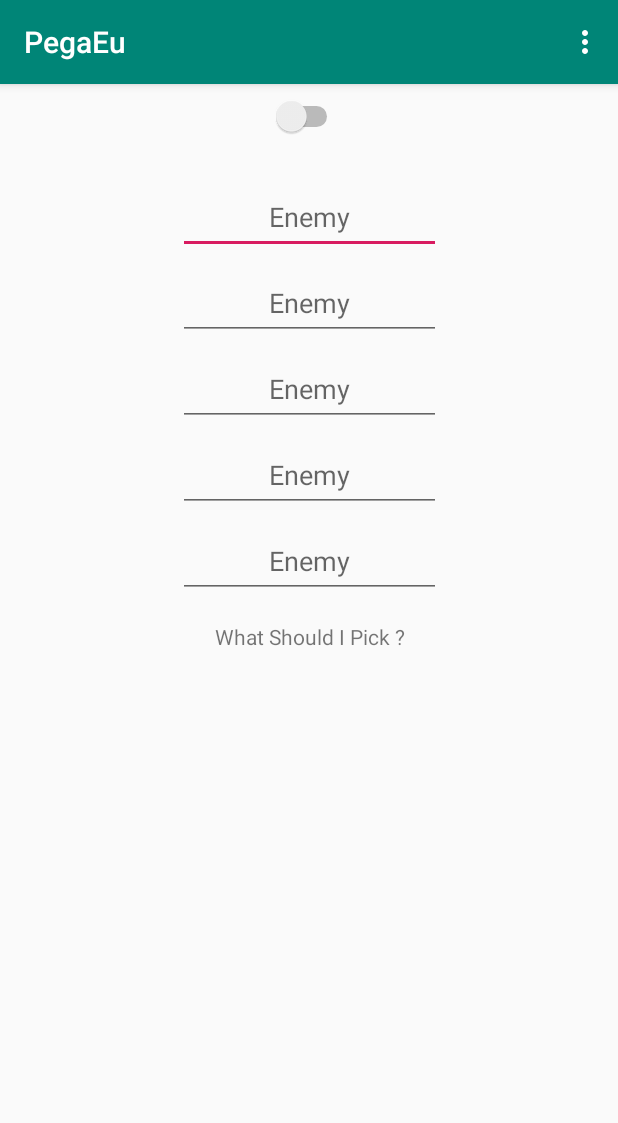
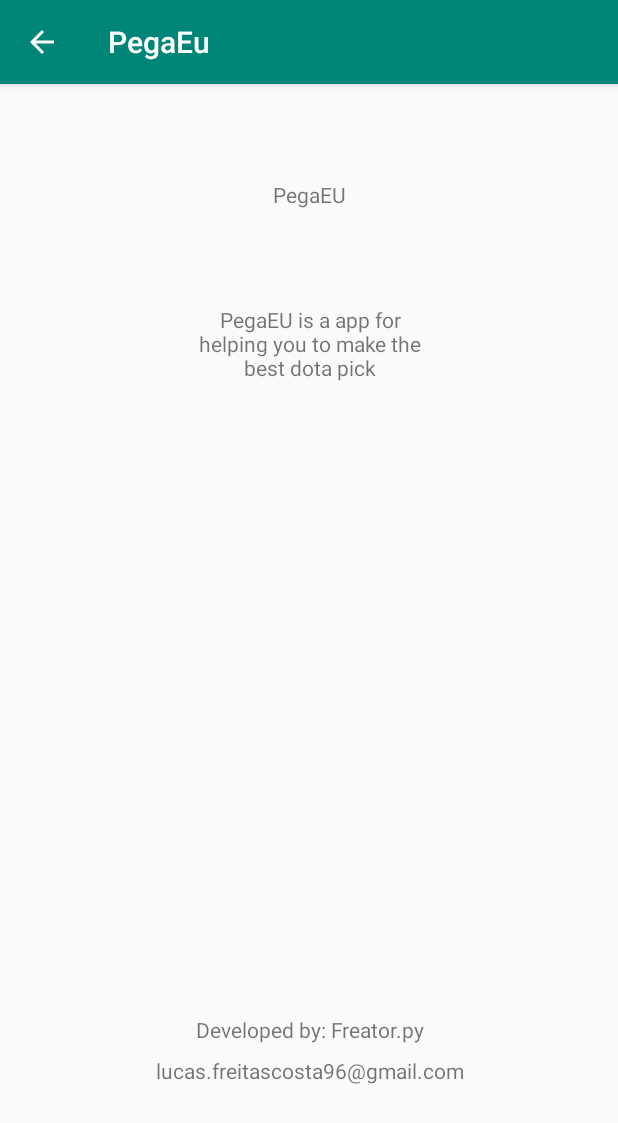
Before and after one commit to lFreitasc/mobile, an Android app: the screen it shows after launch (MainActivity before the commit, AboutActivity after it), in the options menu, after a tap on "About", on a phone screen of 412 x 824 dp. Shown: the top 1123 px of the screen. Run offline under Robolectric (Android 15) with nearby library versions, the phone set to English and light mode, and no system bars.

Commit message:
up button and pt-values

```diff
--- a/app/src/main/java/br/com/freator/pegaeu/AboutActivity.java
+++ b/app/src/main/java/br/com/freator/pegaeu/AboutActivity.java
@@ -1,7 +1,9 @@
 package br.com.freator.pegaeu;
 
+import android.support.v7.app.ActionBar;
 import android.support.v7.app.AppCompatActivity;
 import android.os.Bundle;
+import android.widget.Toolbar;
 
 public class AboutActivity extends AppCompatActivity {
 
@@ -9,5 +11,7 @@ public class AboutActivity extends AppCompatActivity {
     protected void onCreate(Bundle savedInstanceState) {
         super.onCreate(savedInstanceState);
         setContentView(R.layout.activity_about);
+
+
     }
 }
--- a/app/src/main/java/br/com/freator/pegaeu/MainActivity.java
+++ b/app/src/main/java/br/com/freator/pegaeu/MainActivity.java
@@ -74,19 +74,27 @@ public class MainActivity extends AppCompatActivity {
                 intent = new Intent(this, CrudActivity.class);
                 intent.putExtra("FakeBase", db);
                 startActivity(intent);
-                break;
+
+                return true;
 
             case R.id.listToolbar:
                 intent = new Intent(this, ListActivity.class);
 
                 startActivity(intent);
-                break;
+
+
+                return true;
 
             case R.id.aboutToolbar:
                 intent = new Intent(this, AboutActivity.class);
-                break;
+
+                startActivity(intent);
+
+                return true;
+
+            default:
+                return super.onOptionsItemSelected(item);
         }
-        return super.onOptionsItemSelected(item);
     }
 
     public void autoComplete(ArrayList<AutoCompleteTextView> autoCompleteTextViews, ArrayList<String> heroesList)
--- a/app/src/main/res/layout/activity_about.xml
+++ b/app/src/main/res/layout/activity_about.xml
@@ -6,4 +6,44 @@
     android:layout_height="match_parent"
     tools:context=".AboutActivity">
 
+    <TextView
+        android:id="@+id/textAboutName"
+        android:layout_width="wrap_content"
+        android:layout_height="wrap_content"
+        android:layout_marginTop="64dp"
+        android:text="@string/pegaEu"
+        app:layout_constraintEnd_toEndOf="parent"
+        app:layout_constraintStart_toStartOf="parent"
+        app:layout_constraintTop_toTopOf="parent" />
+
+    <TextView
+        android:id="@+id/textAboutMain"
+        android:layout_width="160dp"
+        android:layout_height="wrap_content"
+        android:layout_marginTop="64dp"
+        android:text="@string/aboutAppDescrip"
+        android:textAlignment="center"
+        app:layout_constraintEnd_toEndOf="@+id/textAboutName"
+        app:layout_constraintStart_toStartOf="@+id/textAboutName"
+        app:layout_constraintTop_toBottomOf="@+id/textAboutName" />
+
+    <TextView
+        android:id="@+id/textAboutDev"
+        android:layout_width="wrap_content"
+        android:layout_height="wrap_content"
+        android:layout_marginBottom="128dp"
+        android:text="@string/aboutDevelopment"
+        app:layout_constraintBottom_toBottomOf="parent"
+        app:layout_constraintEnd_toEndOf="@+id/textAboutName"
+        app:layout_constraintStart_toStartOf="@+id/textAboutName" />
+
+    <TextView
+        android:id="@+id/textAboutEmail"
+        android:layout_width="wrap_content"
+        android:layout_height="wrap_content"
+        android:layout_marginTop="8dp"
+        android:text="@string/email"
+        app:layout_constraintEnd_toEndOf="@+id/textAboutDev"
+        app:layout_constraintStart_toStartOf="@+id/textAboutDev"
+        app:layout_constraintTop_toBottomOf="@+id/textAboutDev" />
 </android.support.constraint.ConstraintLayout>
--- a/app/src/main/res/values/strings.xml
+++ b/app/src/main/res/values/strings.xml
@@ -1,10 +1,12 @@
 <resources>
-    <string name="app_name">PegaEu</string>
+    <string name="app_name" translatable="false">PegaEu</string>
     <string name="enemy">Enemy</string>
-    <string name="ally">Ally</string>
     <string name="whatShouldI">What Should I Pick ?</string>
-    <string name="contact">Hi, my name is Lucas, i\'m the developer of this peruvian shit app</string>
     <string name="crudToolbar">Add/Edit</string>
     <string name="listToolbar">List Heroes</string>
     <string name="aboutToolbar">About</string>
+    <string name="pegaEu" translatable="false">PegaEU</string>
+    <string name="aboutAppDescrip">PegaEU is a app for helping you to make the best dota pick</string>
+    <string name="aboutDevelopment">Developed by: Freator.py</string>
+    <string name="email" translatable="false">lucas.freitascosta96@gmail.com</string>
 </resources>
```
Also changed, not shown: app/src/main/AndroidManifest.xml (+16 -3 lines), app/src/main/res/layout/activity_contact.xml (deleted, +0 -19 lines), 1 other file.
